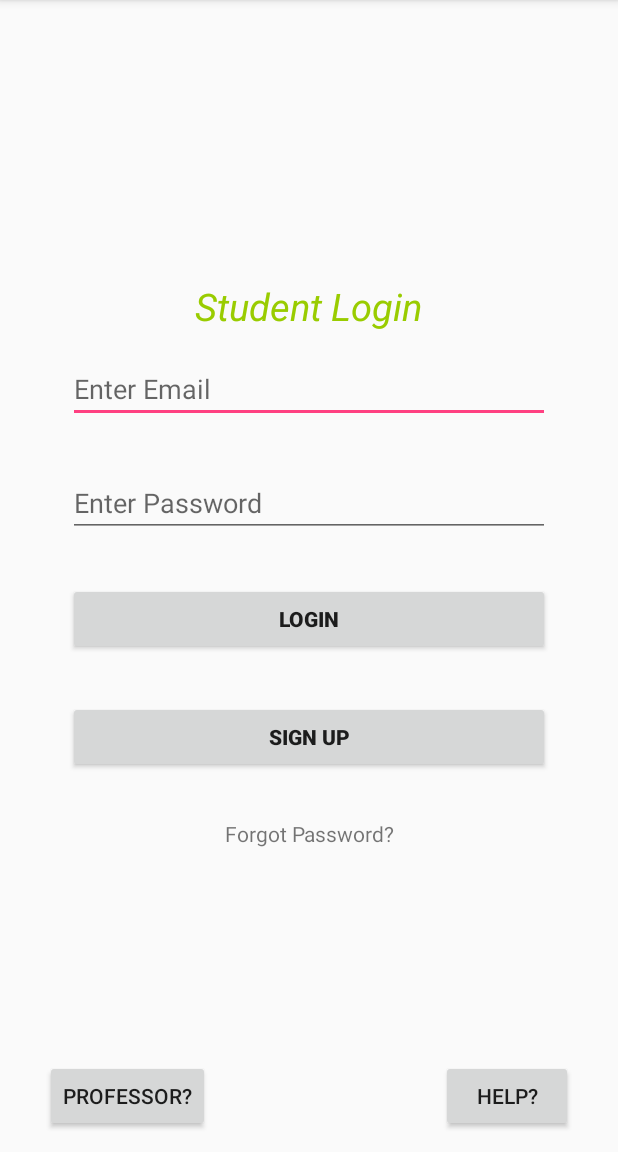
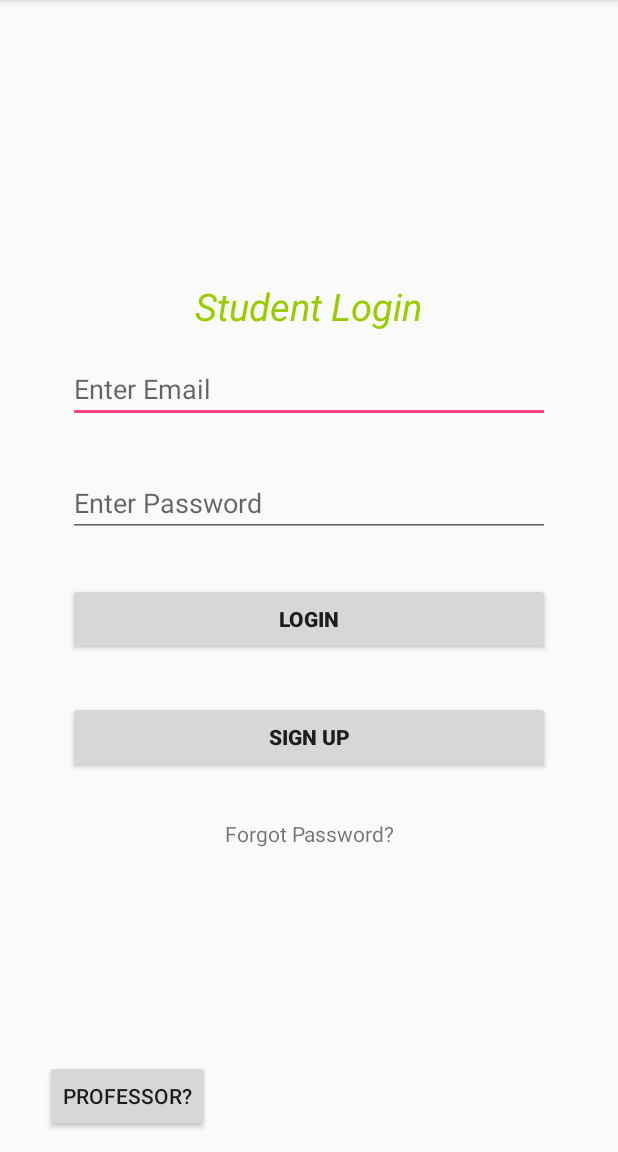
Before and after one commit to qaphan3007/PU_gr9, an Android app: the screen it shows after launch (LogIn), on a phone screen of 412 x 824 dp, the part 84-1236 px from its top. Run offline under Robolectric (Android 15) with nearby library versions, the phone set to English and light mode, and no system bars; our stand-ins replace Firebase (no records; nobody signed in at launch, a user with empty details on screens opened directly).

```diff
--- a/FeedMeBot/app/src/main/java/Student/Survey.java
+++ b/FeedMeBot/app/src/main/java/Student/Survey.java
@@ -93,9 +93,7 @@ public class Survey extends AppCompatActivity {
                 if (progress == 0) {
                     textViewHour.setText("Jeg kokte øvingen......"); // prints how many hours.
                     assignment.setAssignmentHours(progress); // Sets the the hours spent to the assignment object
-                    if(assignment.getAssignmentHours() == 0) {
-                        Toast.makeText(Survey.this, "Det funker!!!!! Og vi er awesome", Toast.LENGTH_SHORT).show();
-                    }
+
                 } else {
                     textViewHour.setText(progress + " hours"); // prints how many hours.
                     assignment.setAssignmentHours(progress); // Sets the the hours spent to the assignment object
--- a/FeedMeBot/app/src/main/res/layout/activity_log_in.xml
+++ b/FeedMeBot/app/src/main/res/layout/activity_log_in.xml
@@ -81,14 +81,6 @@
         android:layout_alignParentStart="true"
         android:onClick="profJump"/>
 
-    <Button
-        android:id="@+id/button10"
-        android:layout_width="wrap_content"
-        android:layout_height="wrap_content"
-        android:layout_alignParentEnd="true"
-        android:layout_alignParentRight="true"
-        android:layout_alignTop="@+id/buttonProf"
-        android:onClick="goToSurvey"
-        android:text="Help?" />
+
 
 </RelativeLayout>
```
Also changed, not shown: FeedMeBot/app/src/main/java/com/quynh/feedmebot/AddCourse.java (+11 -2 lines).
